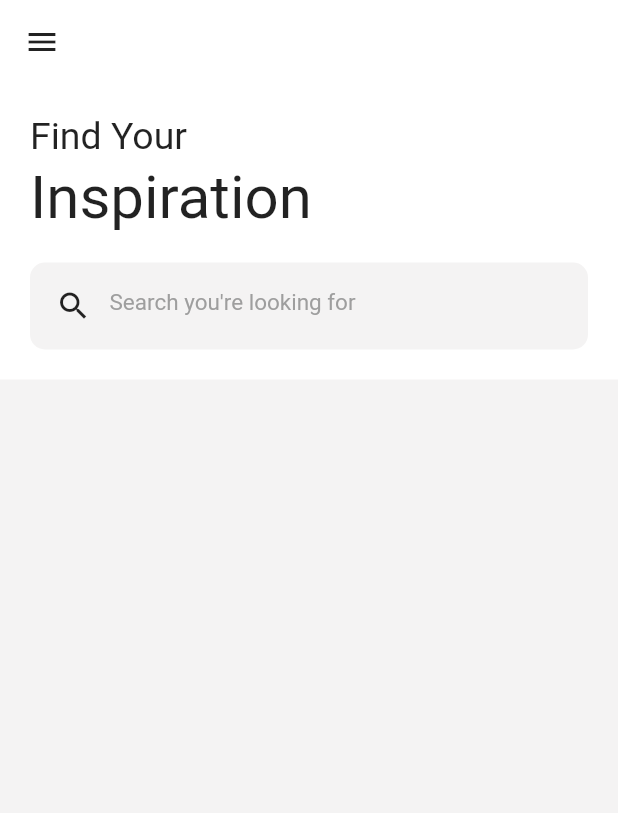
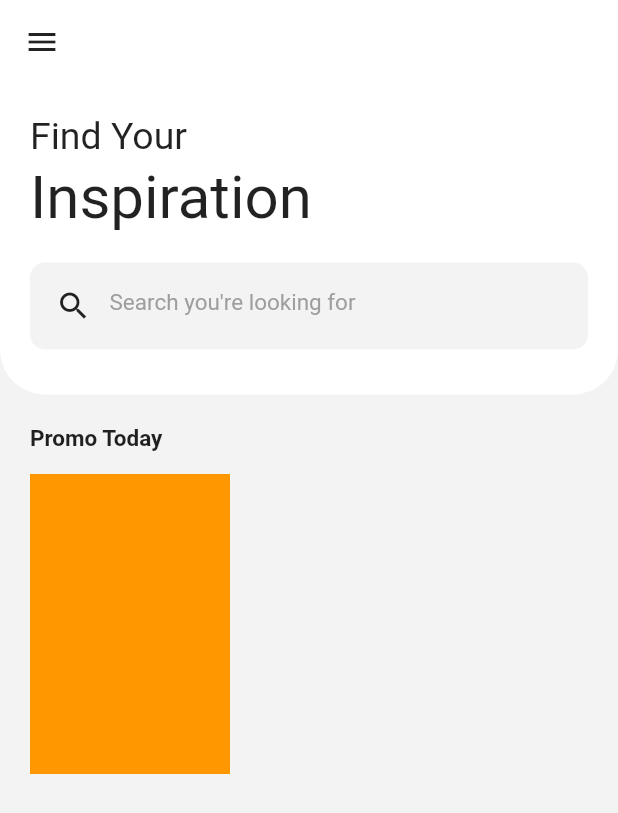
Before and after one commit to duca7/Flutter-UI, a Flutter app: the screen it shows after launch, on a phone screen of 412 x 824 dp. Shown: the top 813 px of the screen. Run offline on Flutter 3.47's test engine with Material 2 defaults, Android fonts, the phone set to English and light mode, and no system bars.

Commit message:
add something

```diff
--- a/inspirationApp/lib/main.dart
+++ b/inspirationApp/lib/main.dart
@@ -36,6 +36,7 @@ class _HomepageState extends State<Homepage> {
             width: double.infinity,
             decoration: BoxDecoration(
               color: Colors.white,
+              borderRadius: BorderRadius.vertical(bottom: Radius.circular(30)),
             ),
             padding: EdgeInsets.all(20.0),
             child: Column(
@@ -71,6 +72,36 @@ class _HomepageState extends State<Homepage> {
                       hintStyle: TextStyle(color: Colors.grey, fontSize: 15),
                     ),
                   ),
+                ),
+                SizedBox(
+                  height: 10,
+                )
+              ],
+            ),
+          ),
+          SizedBox(
+            height: 20,
+          ),
+          Padding(
+            padding: const EdgeInsets.symmetric(horizontal: 20.0),
+            child: Column(
+              crossAxisAlignment: CrossAxisAlignment.start,
+              children: <Widget>[
+                Text(
+                  'Promo Today',
+                  style: TextStyle(fontSize: 15, fontWeight: FontWeight.bold),
+                ),
+                SizedBox(
+                  height: 15,
+                ),
+                Container(
+                  height: 200,
+                  child: ListView(
+                    scrollDirection: Axis.horizontal,
+                    children: <Widget>[
+                      promoCard(''),
+                    ],
+                  ),
                 )
               ],
             ),
@@ -79,4 +110,15 @@ class _HomepageState extends State<Homepage> {
       )),
     );
   }
+
+  Widget promoCard(image) {
+    return AspectRatio(
+      aspectRatio: 2 / 3,
+      child: Container(
+        decoration: BoxDecoration(
+          color: Colors.orange,
+        ),
+      ),
+    );
+  }
 }
```
